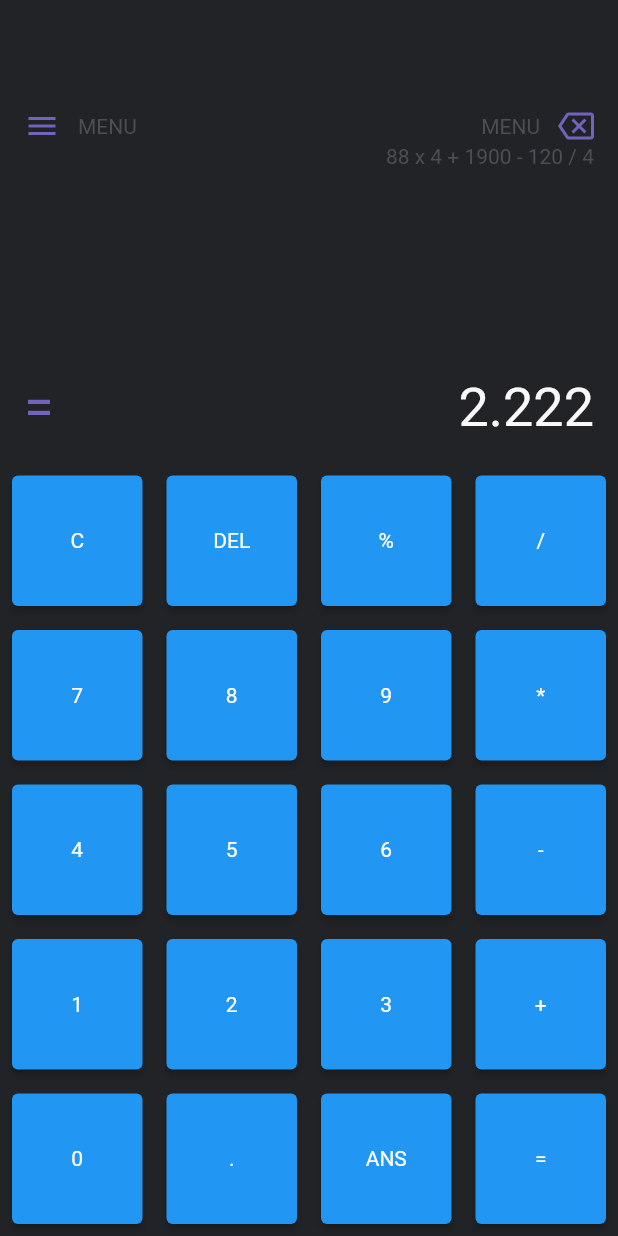
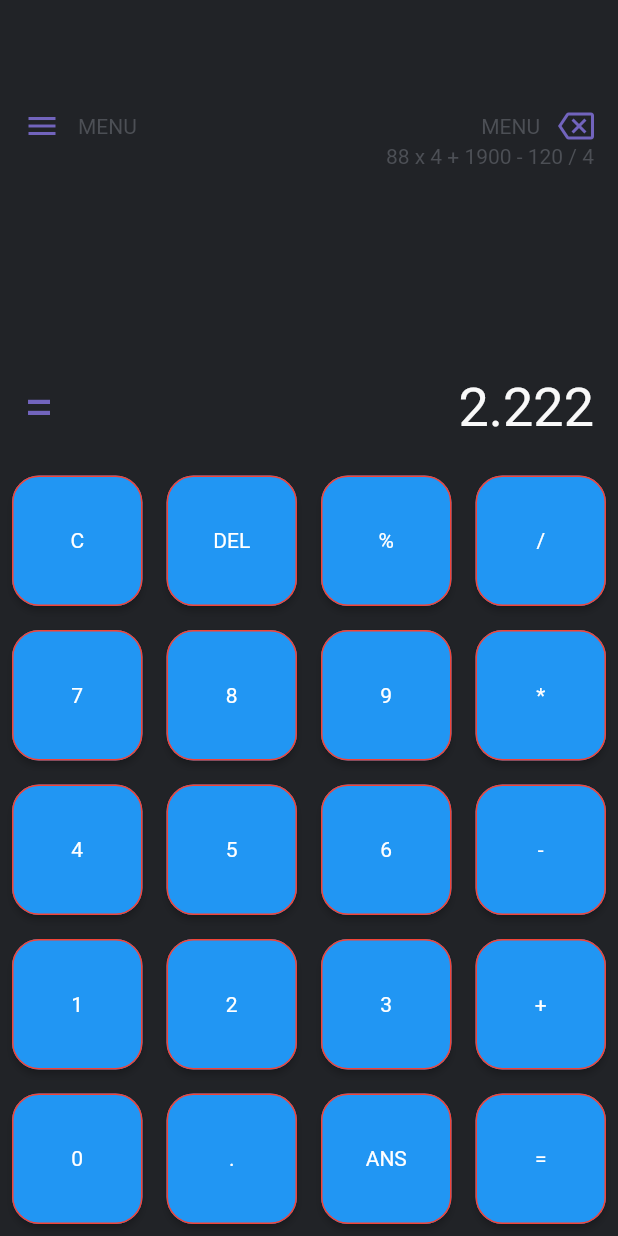
Before and after one commit to LaksCastro/code-heck, a Flutter app: the screen it shows after launch, on a phone screen of 412 x 824 dp. Run offline on Flutter 3.47's test engine with Material 2 defaults, Android fonts, the light colour scheme and no system bars; our stand-ins replace math_expressions.

Commit message:
(#1) fix kewyboas

```diff
--- a/shinoa/lib/view/keyboard.dart
+++ b/shinoa/lib/view/keyboard.dart
@@ -53,6 +53,12 @@
             return Padding(
               padding: const EdgeInsets.all(8.0),
               child: ElevatedButton(
+                style: ButtonStyle(
+                    shape: MaterialStateProperty.all(
+                  RoundedRectangleBorder(
+                      borderRadius: BorderRadius.circular(18.0),
+                      side: const BorderSide(color: Colors.red)),
+                )),
                 onPressed: () {
                   if (buttons[index] == 'C') {
                     clearScreenOp();
```
